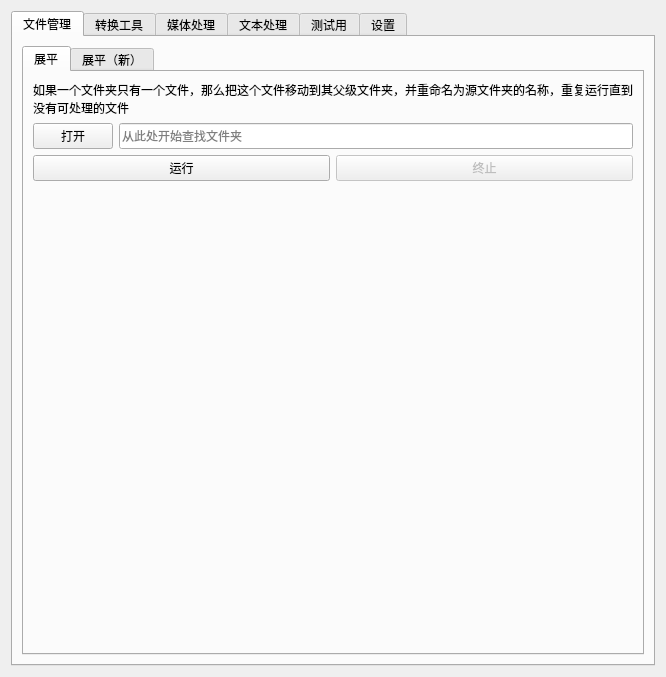
First picture: the form in app.ui, repository XJF2332/JABORT, before the edit.
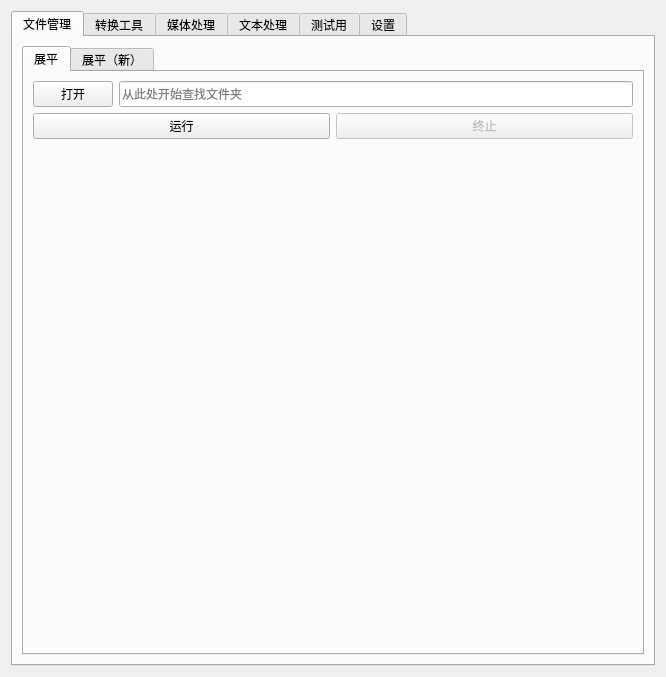
Second picture: the form after the edit. The open tabs and pages were chosen to show the change. Icons and pictures are not drawn.

Commit message: 优化：UI

Diff of the .ui file:
```diff
--- a/app.ui
+++ b/app.ui
@@ -47,16 +47,6 @@
            <string>展平</string>
           </attribute>
           <layout class="QVBoxLayout" name="verticalLayout_13">
-           <item>
-            <widget class="QLabel" name="FlattenLabel">
-             <property name="text">
-              <string>如果一个文件夹只有一个文件，那么把这个文件移动到其父级文件夹，并重命名为源文件夹的名称，重复运行直到没有可处理的文件</string>
-             </property>
-             <property name="wordWrap">
-              <bool>true</bool>
-             </property>
-            </widget>
-           </item>
            <item>
             <layout class="QHBoxLayout" name="FlattenDir">
              <item>
```
Left out of the diff: 71 changed lines with no effect on the pictures. The commit also changes 1 other file.
